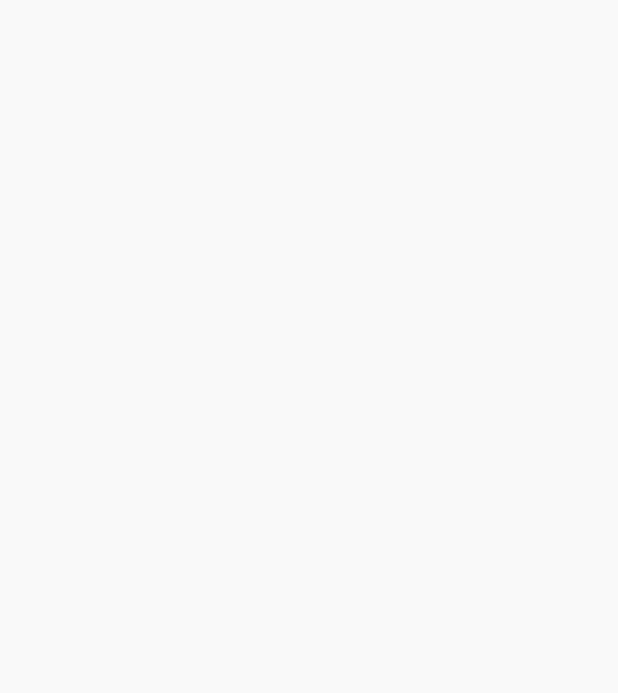
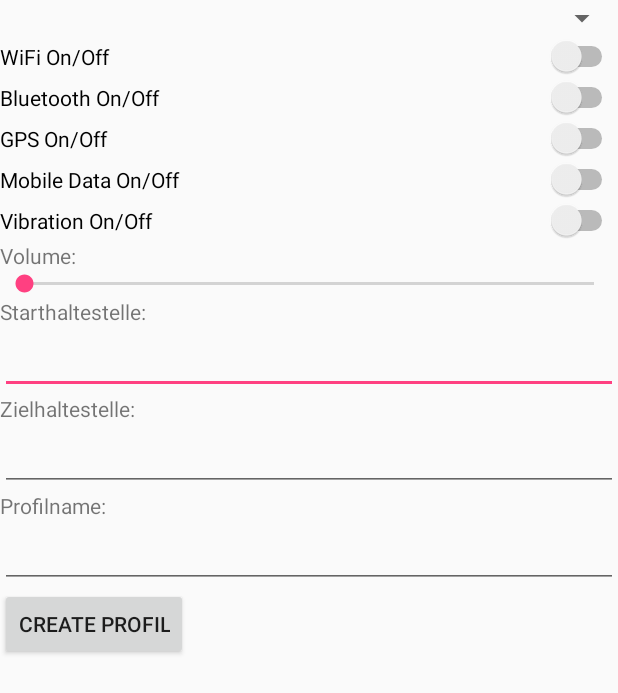
Before and after one commit to trickrig/SRHApp, an Android app: the screen it shows after launch (MainActivity), on a phone screen of 412 x 824 dp. Before the commit the part shown is empty. Shown: the top 693 px of the screen. Run offline under Robolectric (Android 15) with nearby library versions, the phone set to English and light mode, and no system bars.

Commit message:
ui and profile manager now can communicate

```diff
--- a/app/src/main/java/de/srh/srha/MainActivity.java
+++ b/app/src/main/java/de/srh/srha/MainActivity.java
@@ -3,7 +3,23 @@ package de.srh.srha;
 import android.os.Bundle;
 import android.support.v4.app.FragmentActivity;
 import android.support.v4.app.FragmentTabHost;
+import android.view.View;
+import android.widget.ArrayAdapter;
+import android.widget.CompoundButton;
+import android.widget.CompoundButton.OnCheckedChangeListener;
+import android.widget.EditText;
+import android.widget.SeekBar;
+import android.widget.Spinner;
+import android.widget.Switch;
+import android.widget.TextView;
 
+import java.util.ArrayList;
+import java.util.LinkedList;
+import java.util.List;
+
+import de.srh.srha.model.Profile;
+import de.srh.srha.model.ProfileManager;
+import de.srh.srha.model.Settings;
 import de.srh.srha.tabs.ServiceTab;
 import de.srh.srha.tabs.SettingsTab;
 import de.srh.srha.tabs.StartTab;
@@ -12,11 +28,28 @@ public class MainActivity extends FragmentActivity {
 
     private FragmentTabHost mTabHost;
 
+    private Settings settings = new Settings(false,false,false, false, false, 0);
+    private Profile profile = new Profile(null, null, null, null, null,null);
+
+    private Switch wifiSwitch,bluetoothSwitch, gpsSwitch, mobileSwitch, vibrationSwitch;
+    private SeekBar volumeSeekBar;
+    private TextView volumeTextView;
+    private EditText preferredDeparture, preferredArrival, profilName;
+    private Spinner spinner;
+
+    private ArrayAdapter<String> adapter;
+    private List<String> list;
+
+    private ProfileManager manager;
+
+    //Quelle TabSystem: https://maxalley.wordpress.com/2013/05/18/android-creating-a-tab-layout-with-fragmenttabhost-and-fragments/
     @Override
     protected void onCreate(Bundle savedInstanceState) {
+        //TODO:can i split this into SettingsTab.java and ServiceTab.java?
         super.onCreate(savedInstanceState);
+        setContentView(R.layout.activity_main);
+        manager = new ProfileManager(getApplicationContext());
 
-        setContentView(R.layout.activity_main);
         mTabHost = (FragmentTabHost) findViewById(android.R.id.tabhost);
         mTabHost.setup(this, getSupportFragmentManager(), android.R.id.tabcontent);
 
@@ -29,5 +62,99 @@ public class MainActivity extends FragmentActivity {
         mTabHost.addTab(
                 mTabHost.newTabSpec("setting").setIndicator("Settings", null),
                 SettingsTab.class, null);
+
+        //set view on settingstab_layout. else he will search switches on activity_main!
+        setContentView(R.layout.settingstab_layout);
+
+        //detect all switches
+        wifiSwitch = (Switch) findViewById(R.id.wifiSwitch);
+        bluetoothSwitch = (Switch) findViewById(R.id.bluetoothSwitch);
+        gpsSwitch = (Switch) findViewById(R.id.gpsSwitch);
+        mobileSwitch = (Switch) findViewById(R.id.mobileSwitch);
+        vibrationSwitch = (Switch) findViewById(R.id.mobileSwitch);
+
+        //give every switch a changelistener and send information to settings
+        wifiSwitch.setOnCheckedChangeListener(new OnCheckedChangeListener() {
+            @Override
+            public void onCheckedChanged(CompoundButton buttonView, boolean isChecked) {
+                settings.setWifiOn(isChecked);
+            }
+        });
+
+        bluetoothSwitch.setOnCheckedChangeListener(new OnCheckedChangeListener() {
+            @Override
+            public void onCheckedChanged(CompoundButton buttonView, boolean isChecked) {
+                settings.setBluetoothOn(isChecked);
+            }
+        });
+
+        gpsSwitch.setOnCheckedChangeListener(new OnCheckedChangeListener() {
+            @Override
+            public void onCheckedChanged(CompoundButton buttonView, boolean isChecked) {
+                settings.setGpsOn(isChecked);
+            }
+        });
+
+        mobileSwitch.setOnCheckedChangeListener(new OnCheckedChangeListener() {
+            @Override
+            public void onCheckedChanged(CompoundButton buttonView, boolean isChecked) {
+                settings.setMobileDataOn(isChecked);
+            }
+        });
+
+        vibrationSwitch.setOnCheckedChangeListener(new OnCheckedChangeListener() {
+            @Override
+            public void onCheckedChanged(CompoundButton buttonView, boolean isChecked) {
+                settings.setVibrateOn(isChecked);
+                //TODO: if checked, volume seekbar invisible
+            }
+        });
+
+        //detect seekbar
+        volumeSeekBar = (SeekBar) findViewById(R.id.volumeSeekBar);
+
+        //give seekbar a changelistener and send information to settings & on ui
+        volumeSeekBar.setOnSeekBarChangeListener(new SeekBar.OnSeekBarChangeListener() {
+            @Override
+            public void onProgressChanged(SeekBar seekBar, int progress, boolean fromUser) {
+                volumeTextView = (TextView) findViewById(R.id.volumeTextView);
+                volumeTextView.setText("Volume: "+progress);
+                //possible int: 0 - 100;
+                settings.setRingVolume(progress);
+            }
+
+            @Override
+            public void onStartTrackingTouch(SeekBar seekBar) {}
+
+            @Override
+            public void onStopTrackingTouch(SeekBar seekBar) {}
+        });
+
+        //detect edit Text
+        preferredArrival = (EditText) findViewById(R.id.zielhaltEditText);
+        preferredDeparture = (EditText) findViewById(R.id.starthaltEditText);
+        profilName = (EditText) findViewById(R.id.profilNameEditText);
+
+        //detect spinner, actually not safe
+        spinner = (Spinner) findViewById(R.id.spinner);
+        list = new ArrayList<String>();
+        adapter = new ArrayAdapter<String>(this, R.layout.settingstab_layout, list);
+        spinner.setAdapter(adapter);
+    }
+
+
+    public void createProfile(View v){
+
+        LinkedList list;
+
+        if(v.getId()==R.id.createProfilButton){
+            //TODO: switches haben funktion setTextOn setTextOff, automatisieren
+            //TODO: text der edit felder automatisch löschen
+            //where do i get id from, null has to be getId() Function
+            profile.setPreferredArrival(null, preferredArrival.getText().toString());
+            profile.setPreferredDeparture(null, preferredDeparture.getText().toString());
+            profile.setProfileName(profilName.getText().toString());
+            manager.updateProfile(profile, settings);
+        }
     }
 }
--- a/app/src/main/java/de/srh/srha/tabs/ServiceTab.java
+++ b/app/src/main/java/de/srh/srha/tabs/ServiceTab.java
@@ -1,8 +1,5 @@
 package de.srh.srha.tabs;
 
-/**
- * Created by hendrik on 11.12.15.
- */
 import android.os.Bundle;
 import android.support.v4.app.Fragment;
 import android.view.LayoutInflater;
--- a/app/src/main/java/de/srh/srha/tabs/SettingsTab.java
+++ b/app/src/main/java/de/srh/srha/tabs/SettingsTab.java
@@ -1,8 +1,5 @@
 package de.srh.srha.tabs;
 
-/**
- * Created by hendrik on 11.12.15.
- */
 import android.os.Bundle;
 import android.support.v4.app.Fragment;
 import android.view.LayoutInflater;
@@ -23,8 +20,6 @@ public class SettingsTab extends Fragment {
     public View onCreateView(LayoutInflater inflater, ViewGroup container,
                              Bundle savedInstanceState) {
         View v = inflater.inflate(R.layout.settingstab_layout, container, false);
-        TextView tv = (TextView) v.findViewById(R.id.settingsstring);
-        tv.setText("Settings");
         return v;
     }
 
--- a/app/src/main/java/de/srh/srha/tabs/StartTab.java
+++ b/app/src/main/java/de/srh/srha/tabs/StartTab.java
@@ -1,8 +1,5 @@
 package de.srh.srha.tabs;
 
-/**
- * Created by hendrik on 11.12.15.
- */
 import android.os.Bundle;
 import android.support.v4.app.Fragment;
 import android.view.LayoutInflater;
--- a/app/src/main/res/layout/settingstab_layout.xml
+++ b/app/src/main/res/layout/settingstab_layout.xml
@@ -2,12 +2,6 @@
 <LinearLayout xmlns:android="http://schemas.android.com/apk/res/android"
     android:orientation="vertical" android:layout_width="match_parent"
     android:layout_height="match_parent">
-
-
-    <TextView
-        android:layout_width="wrap_content"
-        android:layout_height="wrap_content"
-        android:id="@+id/settingsstring"/>
 
     <Spinner
         android:layout_width="match_parent"
@@ -55,7 +49,7 @@
         android:layout_width="wrap_content"
         android:layout_height="wrap_content"
         android:id="@+id/volumeTextView"
-        android:text="@string/volumeTextView"
+        android:text="Volume: "
         android:layout_below="@id/mobileSwitch"/>
 
     <SeekBar
@@ -63,38 +57,54 @@
         android:layout_height="wrap_content"
         android:id="@+id/volumeSeekBar"
         android:layout_below="@id/volumeTextView"
-        android:layout_alignParentEnd="true"/>
-
-    <Button
-        android:layout_width="wrap_content"
-        android:layout_height="wrap_content"
-        android:id="@+id/createProfilButton"
-        android:text="Create profil"/>
+        android:max="100"/>
 
     <TextView
         android:id="@+id/starthaltTextView"
         android:layout_width="wrap_content"
         android:layout_height="wrap_content"
-        android:layout_above="@+id/starthaltEditText"
-        android:layout_alignParentEnd="true"
+        android:layout_below="@id/volumeSeekBar"
         android:text="Starthaltestelle: "/>
 
     <EditText
         android:layout_width="match_parent"
         android:layout_height="wrap_content"
         android:id="@+id/starthaltEditText"
-        android:layout_above="@+id/zielhaltTextView" />
+        android:layout_below="@id/starthaltTextView"/>
 
     <TextView
         android:id="@+id/zielhaltTextView"
         android:layout_width="wrap_content"
         android:layout_height="wrap_content"
-        android:layout_above="@+id/zielhaltEditText"
+        android:layout_below="@id/starthaltEditText"
         android:text="Zielhaltestelle: "/>
 
     <EditText
         android:layout_width="match_parent"
         android:layout_height="wrap_content"
-        android:id="@+id/zielhaltEditText" />
+        android:id="@+id/zielhaltEditText"
+        android:layout_below="@id/zielhaltTextView"/>
+
+    <TextView
+        android:layout_width="wrap_content"
+        android:layout_height="wrap_content"
+        android:id="@+id/profilNameTextView"
+        android:layout_below="@id/zielhaltEditText"
+        android:text="Profilname: "/>
+
+    <EditText
+        android:layout_width="match_parent"
+        android:layout_height="wrap_content"
+        android:id="@+id/profilNameEditText"
+        android:layout_below="@id/profilNameTextView"/>
+
+    <Button
+        android:layout_width="wrap_content"
+        android:layout_height="wrap_content"
+        android:id="@+id/createProfilButton"
+        android:text="Create profil"
+        android:layout_alignParentEnd="true"
+        android:layout_below="@id/profilNameEditText"
+        android:onClick="createProfile"/>
 
 </LinearLayout>
```
